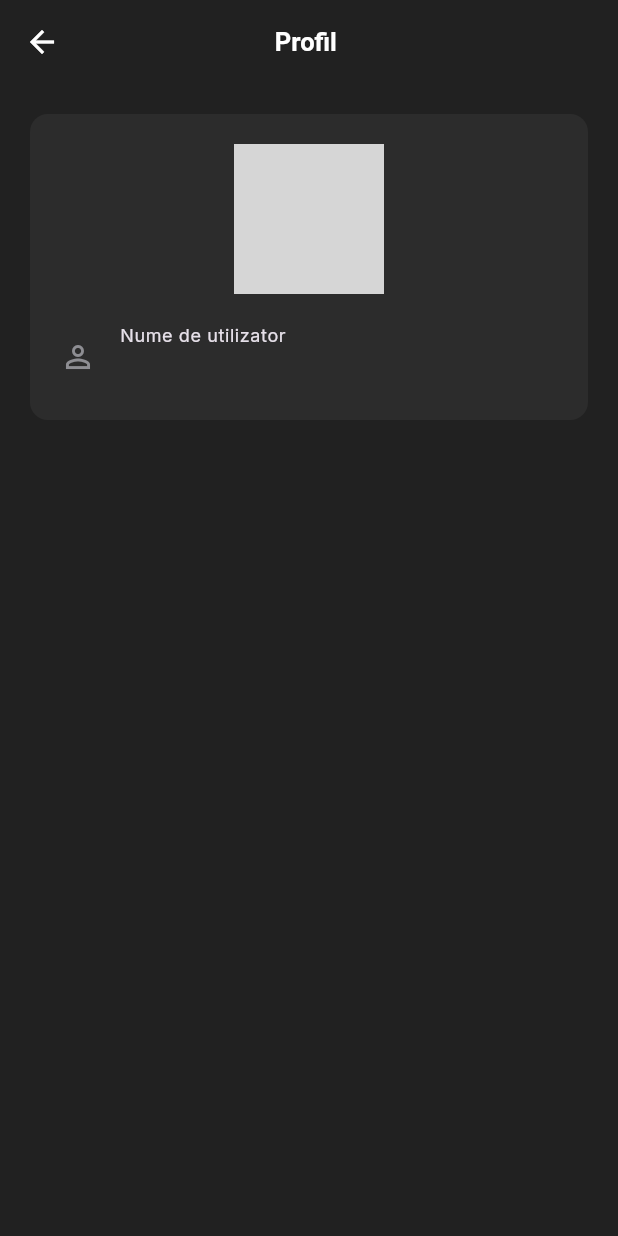
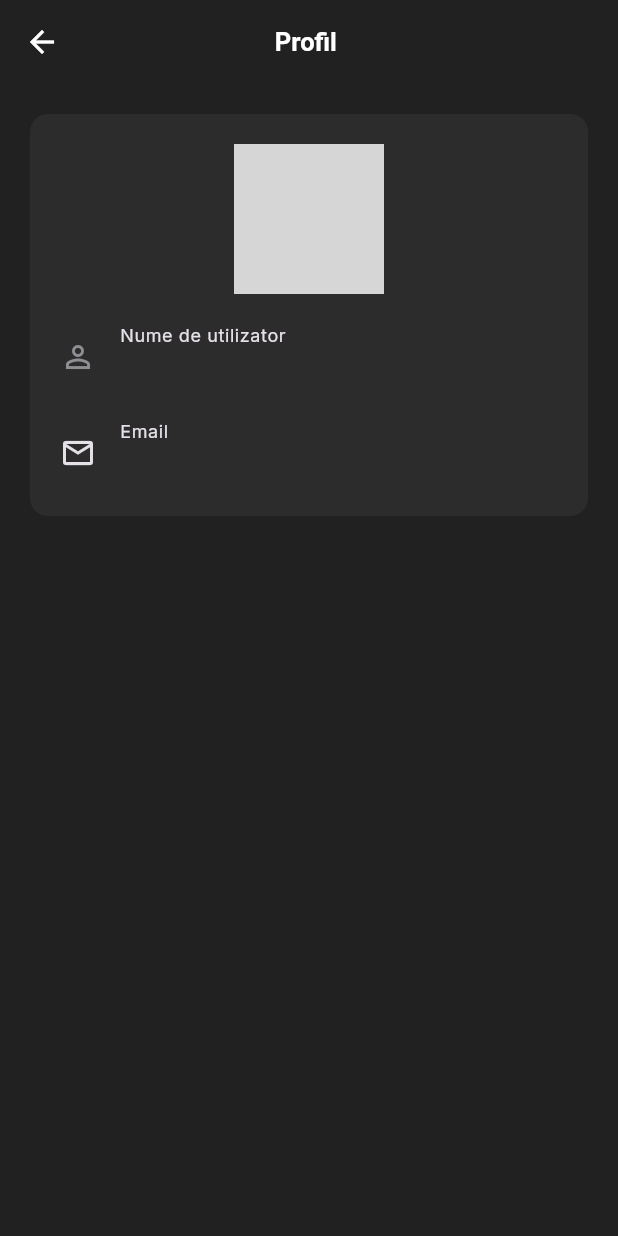
Before and after one commit to andreimuntean1/priv, a Flutter app: the UserProfileScreen screen opened directly with empty values, on a phone screen of 412 x 824 dp. Run offline on Flutter 3.47's test engine with Material 3 defaults, Android fonts, the phone set to English and light mode, and no system bars; our stand-ins replace app_links, cached_network_image, file_picker, firebase_core, firebase_messaging, flutter_dotenv and 7 more; missing offline and left inert: video_compress, video_thumbnail; accounts and stored records are empty; network calls fail; grey boxes are pictures that could not be loaded.

Commit message:
feat: migrate to new Supabase project, bump version to 1.0.4+5, and update profile UI

```diff
--- a/lib/main.dart
+++ b/lib/main.dart
@@ -40,10 +40,10 @@ void main() async {
   // For mobile: Use .env file
   await Supabase.initialize(
     url: kIsWeb
-      ? 'https://csjsqfqdacymcuijbseh.supabase.co'
+      ? 'https://ikqzdtlskbqkxwihqcow.supabase.co'
       : (dotenv.env['SUPABASE_URL'] ?? ''),
     anonKey: kIsWeb
-      ? 'eyJhbGciOiJIUzI1NiIsInR5cCI6IkpXVCJ9.eyJpc3MiOiJzdXBhYmFzZSIsInJlZiI6ImNzanNxZnFkYWN5bWN1aWpic2VoIiwicm9sZSI6ImFub24iLCJpYXQiOjE3NjI1MDkzNjUsImV4cCI6MjA3ODA4NTM2NX0.5spSlh55HSnk_HvTPQlNvtmIM7NLpA3siLVPurSh1j8'
+      ? 'eyJhbGciOiJIUzI1NiIsInR5cCI6IkpXVCJ9.eyJpc3MiOiJzdXBhYmFzZSIsInJlZiI6ImlrcXpkdGxza2Jxa3h3aWhxY293Iiwicm9sZSI6ImFub24iLCJpYXQiOjE3ODQ4ODEzNDgsImV4cCI6MjEwMDQ1NzM0OH0.1vFsg_IUB3jAc9FbKvgeFo-ms6TWazLWDYgjsVuGrzw'
       : (dotenv.env['SUPABASE_ANON_KEY'] ?? ''),
   );
 
--- a/lib/providers/auth_provider.dart
+++ b/lib/providers/auth_provider.dart
@@ -71,10 +71,13 @@ class AuthProvider extends ChangeNotifier {
 
   Future<void> _loadUserProfile(String userId) async {
     try {
+      print('👤 Loading user profile for: $userId');
       _state = AuthState.loading;
       notifyListeners();
 
       final userData = await SupabaseService.getUserById(userId);
+      print('📋 User data received: ${userData != null ? "Found" : "NULL"}');
+
       if (userData != null) {
         _currentUser = app_user.User.fromJson(userData);
         _state = AuthState.authenticated;
@@ -83,10 +86,12 @@ class AuthProvider extends ChangeNotifier {
         // Notify listeners so other providers can react to user being loaded
         notifyListeners();
       } else {
+        print('❌ User profile not found in database');
         _state = AuthState.error;
         _errorMessage = 'Nu te-am găsit, habar n-am cine ești.';
       }
     } catch (e) {
+      print('💥 Error loading user profile: $e');
       _state = AuthState.error;
       _errorMessage = 'No stai să vezi ce am pățit când încercam să încarc profilu tău: $e';
     }
--- a/lib/screens/user_profile_screen.dart
+++ b/lib/screens/user_profile_screen.dart
@@ -1,6 +1,6 @@
 import 'package:flutter/material.dart';
 import 'package:provider/provider.dart';
-import 'package:intl/intl.dart';
+
 import '../models/user.dart';
 import '../providers/user_status_provider.dart';
 import '../providers/theme_provider.dart';
@@ -82,6 +82,35 @@ class UserProfileScreen extends StatelessWidget {
                           ),
                         ],
                       ),
+
+                      const SizedBox(height: 20),
+
+                      // Email Section
+                      Row(
+                        children: [
+                          Icon(
+                            Icons.email_outlined,
+                            color: Theme.of(context).textTheme.bodySmall?.color,
+                          ),
+                          const SizedBox(width: 16),
+                          Expanded(
+                            child: Column(
+                              crossAxisAlignment: CrossAxisAlignment.start,
+                              children: [
+                                Text(
+                                  'Email',
+                                  style: Theme.of(context).textTheme.bodySmall,
+                                ),
+                                const SizedBox(height: 4),
+                                Text(
+                                  currentUser.email,
+                                  style: Theme.of(context).textTheme.bodyLarge,
+                                ),
+                              ],
+                            ),
+                          ),
+                        ],
+                      ),
                     ],
                   ),
                 ),
--- a/lib/services/supabase_service.dart
+++ b/lib/services/supabase_service.dart
@@ -18,8 +18,8 @@ class SupabaseService {
   static String get fcmTokensTable => isDev ? 'fcm_tokens_dev' : 'fcm_tokens';
   static String get messageStatusTable => isDev ? 'message_status_dev' : 'message_status';
 
-  static const String supabaseUrl = 'https://csjsqfqdacymcuijbseh.supabase.co';
-  static const String supabaseAnonKey = 'eyJhbGciOiJIUzI1NiIsInR5cCI6IkpXVCJ9.eyJpc3MiOiJzdXBhYmFzZSIsInJlZiI6ImNzanNxZnFkYWN5bWN1aWpic2VoIiwicm9sZSI6ImFub24iLCJpYXQiOjE3NjI1MDkzNjUsImV4cCI6MjA3ODA4NTM2NX0.5spSlh55HSnk_HvTPQlNvtmIM7NLpA3siLVPurSh1j8';
+  static const String supabaseUrl = 'https://ikqzdtlskbqkxwihqcow.supabase.co';
+  static const String supabaseAnonKey = 'eyJhbGciOiJIUzI1NiIsInR5cCI6IkpXVCJ9.eyJpc3MiOiJzdXBhYmFzZSIsInJlZiI6ImlrcXpkdGxza2Jxa3h3aWhxY293Iiwicm9sZSI6ImFub24iLCJpYXQiOjE3ODQ4ODEzNDgsImV4cCI6MjEwMDQ1NzM0OH0.1vFsg_IUB3jAc9FbKvgeFo-ms6TWazLWDYgjsVuGrzw';
 
   // Storage buckets
   static const String messageAttachmentsBucket = 'message-attachments';
@@ -42,11 +42,24 @@ class SupabaseService {
 
   // Database operations
   static Future<Map<String, dynamic>?> getUserById(String userId) async {
-    final response = await client
+    print('🔍 getUserById - isDev: $isDev, table: $usersTable, userId: $userId');
+    var response = await client
         .from(usersTable)
         .select()
         .eq('id', userId)
         .maybeSingle();
+
+    if (response == null) {
+      final alternateTable = usersTable == 'users_dev' ? 'users' : 'users_dev';
+      print('🔍 getUserById - checking fallback table: $alternateTable');
+      response = await client
+          .from(alternateTable)
+          .select()
+          .eq('id', userId)
+          .maybeSingle();
+    }
+
+    print('📦 getUserById response: $response');
     return response;
   }
 
--- a/pubspec.yaml
+++ b/pubspec.yaml
@@ -1,7 +1,7 @@
 name: private_messaging
 description: A private messaging Flutter application with Supabase backend
 publish_to: 'none'
-version: 1.0.3+4
+version: 1.0.4+5
 
 environment:
   sdk: '>=3.0.0 <4.0.0'
```
Also changed, not shown: 3 other files.
